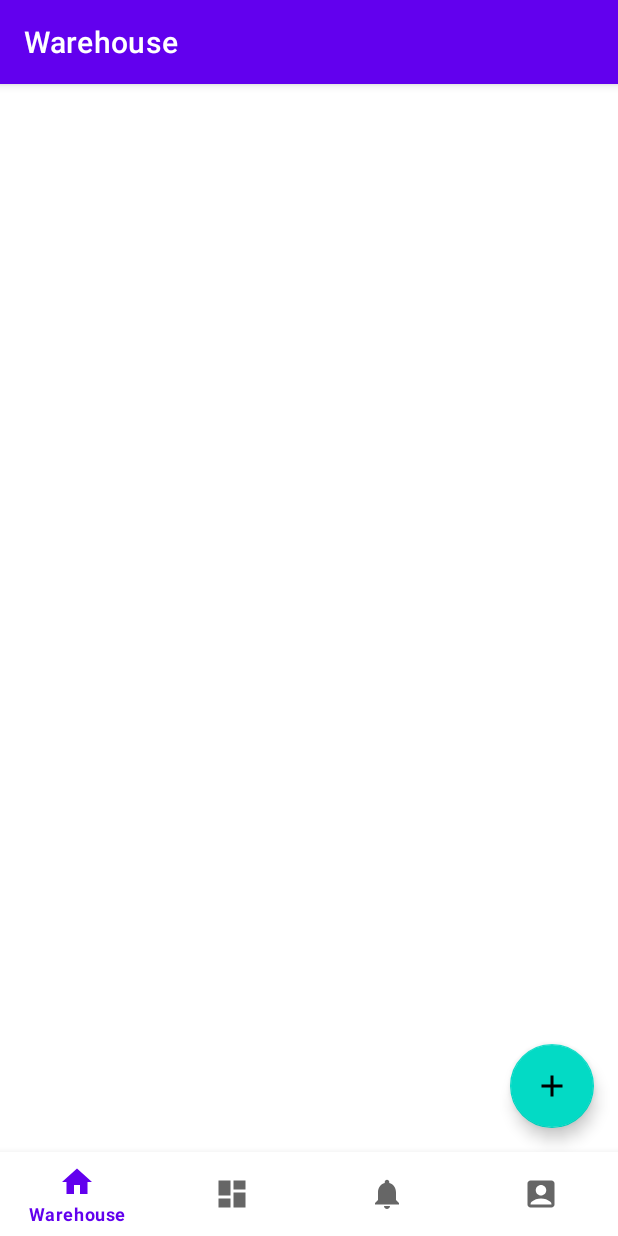
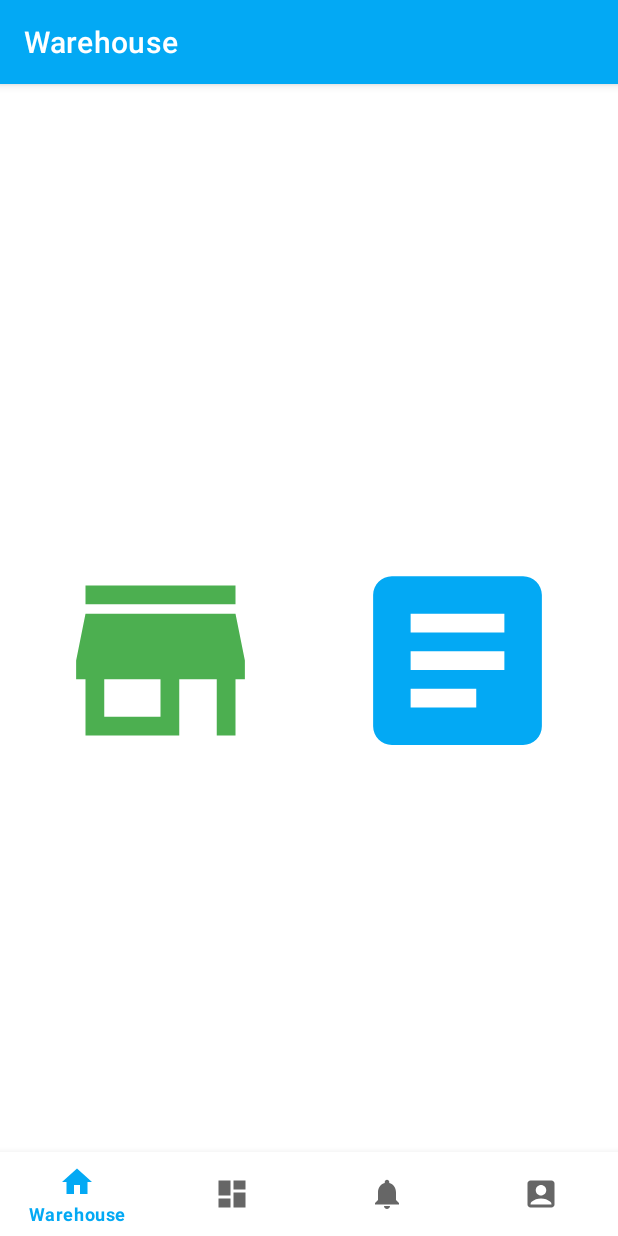
Before and after one commit to ksharshembie/condex, an Android app: the screen it shows after launch (MainActivity), on a phone screen of 412 x 824 dp. Run offline under Robolectric (Android 15) with nearby library versions, the phone set to English and light mode, and no system bars; our stand-ins replace navigation-ui.

Commit message:
Article Fragment added Article Add Fragment added

```diff
--- a/app/src/main/java/com/ksharshembie/condex/MainActivity.kt
+++ b/app/src/main/java/com/ksharshembie/condex/MainActivity.kt
@@ -30,7 +30,9 @@ class MainActivity : AppCompatActivity() {
                 R.id.navigation_dashboard,
                 R.id.navigation_notifications,
                 R.id.navigation_profile,
-                R.id.customerFragment
+                R.id.customerFragment,
+                R.id.articleFragment,
+                R.id.articleAddFragment
             )
         )
         setupActionBarWithNavController(navController, appBarConfiguration)
--- a/app/src/main/java/com/ksharshembie/condex/ui/home/HomeFragment.kt
+++ b/app/src/main/java/com/ksharshembie/condex/ui/home/HomeFragment.kt
@@ -30,8 +30,8 @@ class HomeFragment : Fragment() {
 
     override fun onViewCreated(view: View, savedInstanceState: Bundle?) {
         super.onViewCreated(view, savedInstanceState)
-        binding.fabAdd.setOnClickListener {
-            findNavController().navigate(R.id.customerFragment)
+        binding.menuArticle.setOnClickListener {
+            findNavController().navigate(R.id.articleFragment)
         }
     }
 
--- a/app/src/main/java/com/ksharshembie/condex/ui/profile/ProfileFragment.kt
+++ b/app/src/main/java/com/ksharshembie/condex/ui/profile/ProfileFragment.kt
@@ -27,7 +27,7 @@ class ProfileFragment : Fragment() {
         super.onViewCreated(view, savedInstanceState)
 
         binding.ivProfile.setOnClickListener {
-            imagePickup.launch("image/*")
+            //imagePickup.launch("image/*")
         }
     }
 
--- /dev/null
+++ b/app/src/main/res/drawable/ic_article_24dp.xml
@@ -0,0 +1,5 @@
+<vector android:autoMirrored="true" android:height="24dp"
+    android:tint="#03A9F4" android:viewportHeight="24"
+    android:viewportWidth="24" android:width="24dp" xmlns:android="http://schemas.android.com/apk/res/android">
+    <path android:fillColor="@android:color/white" android:pathData="M19,3L5,3c-1.1,0 -2,0.9 -2,2v14c0,1.1 0.9,2 2,2h14c1.1,0 2,-0.9 2,-2L21,5c0,-1.1 -0.9,-2 -2,-2zM14,17L7,17v-2h7v2zM17,13L7,13v-2h10v2zM17,9L7,9L7,7h10v2z"/>
+</vector>
--- /dev/null
+++ b/app/src/main/res/drawable/ic_stock_24dp.xml
@@ -0,0 +1,5 @@
+<vector android:height="24dp" android:tint="#4CAF50"
+    android:viewportHeight="24" android:viewportWidth="24"
+    android:width="24dp" xmlns:android="http://schemas.android.com/apk/res/android">
+    <path android:fillColor="@android:color/white" android:pathData="M20,4L4,4v2h16L20,4zM21,14v-2l-1,-5L4,7l-1,5v2h1v6h10v-6h4v6h2v-6h1zM12,18L6,18v-4h6v4z"/>
+</vector>
--- a/app/src/main/res/layout/fragment_home.xml
+++ b/app/src/main/res/layout/fragment_home.xml
@@ -20,13 +20,26 @@
         app:layout_constraintStart_toStartOf="parent"
         app:layout_constraintTop_toTopOf="parent" />
 
-    <com.google.android.material.floatingactionbutton.FloatingActionButton
-        android:id="@+id/fab_add"
-        android:src="@drawable/ic_add_24dp"
-        android:layout_width="wrap_content"
-        android:layout_height="wrap_content"
-        android:layout_margin="16dp"
+    <ImageView
+        android:id="@+id/menu_stock"
+        android:layout_width="150dp"
+        android:layout_height="150dp"
+        android:layout_margin="@dimen/std_margin"
+        android:src="@drawable/ic_stock_24dp"
         app:layout_constraintBottom_toBottomOf="parent"
-        app:layout_constraintEnd_toEndOf="parent" />
+        app:layout_constraintEnd_toStartOf="@id/menu_article"
+        app:layout_constraintStart_toStartOf="parent"
+        app:layout_constraintTop_toTopOf="parent" />
+
+    <ImageView
+        android:id="@+id/menu_article"
+        android:layout_width="150dp"
+        android:layout_height="150dp"
+        android:layout_margin="@dimen/std_margin"
+        android:src="@drawable/ic_article_24dp"
+        app:layout_constraintBottom_toBottomOf="parent"
+        app:layout_constraintStart_toEndOf="@id/menu_stock"
+        app:layout_constraintEnd_toEndOf="parent"
+        app:layout_constraintTop_toTopOf="parent" />
 
 </androidx.constraintlayout.widget.ConstraintLayout>
--- a/app/src/main/res/navigation/mobile_navigation.xml
+++ b/app/src/main/res/navigation/mobile_navigation.xml
@@ -33,6 +33,16 @@
         android:name="com.ksharshembie.condex.ui.customer.CustomerFragment"
         android:label="@string/new_customer"
         tools:layout="@layout/fragment_customer" />
+    <fragment
+        android:id="@+id/articleFragment"
+        android:name="com.ksharshembie.condex.ui.home.article.ArticleFragment"
+        android:label="@string/title_article"
+        tools:layout="@layout/fragment_article" />
+    <fragment
+        android:id="@+id/articleAddFragment"
+        android:name="com.ksharshembie.condex.ui.home.article.ArticleAddFragment"
+        android:label="@string/title_add_article"
+        tools:layout="@layout/fragment_article_add" />
 
 
 </navigation>
--- a/app/src/main/res/values/strings.xml
+++ b/app/src/main/res/values/strings.xml
@@ -12,5 +12,8 @@
     <string name="customer_name">Name</string>
     <string name="customer_address">Address</string>
     <string name="customer_mobile_phone">Mobile Phone</string>
+    <string name="title_article">Article</string>
+    <string name="title_add_article">Add Article</string>
+    <string name="article_name">Name</string>
 
 </resources>
--- a/app/src/main/res/values/themes.xml
+++ b/app/src/main/res/values/themes.xml
@@ -2,7 +2,7 @@
     <!-- Base application theme. -->
     <style name="Theme.Condex" parent="Theme.MaterialComponents.DayNight.DarkActionBar">
         <!-- Primary brand color. -->
-        <item name="colorPrimary">@color/purple_500</item>
+        <item name="colorPrimary">#03A9F4</item>
         <item name="colorPrimaryVariant">@color/purple_700</item>
         <item name="colorOnPrimary">@color/white</item>
         <!-- Secondary brand color. -->
```
Also changed, not shown: app/src/main/java/com/ksharshembie/condex/ui/home/article/ArticleAddFragment.kt (added, +35 -0 lines), app/src/main/java/com/ksharshembie/condex/ui/home/article/ArticleFragment.kt (added, +31 -0 lines), app/src/main/res/layout/fragment_article.xml (added, +18 -0 lines), app/src/main/res/layout/fragment_article_add.xml (added, +45 -0 lines), app/src/main/res/values-night/themes.xml (+8 -0 lines).
